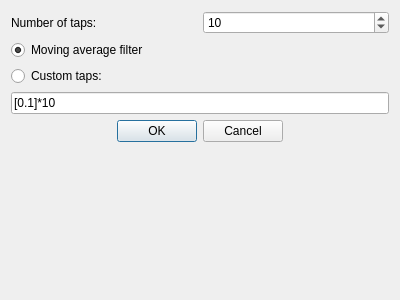
jopohl/urh, file ui/filter_dialog.ui: the form before one commit.
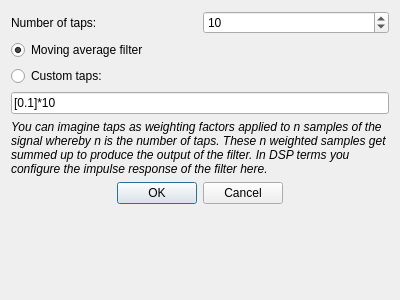
The form after the commit.

Commit message: add explanation for filter

Patch:
```diff
--- a/ui/filter_dialog.ui
+++ b/ui/filter_dialog.ui
@@ -41,7 +41,7 @@
      </property>
     </widget>
    </item>
-   <item row="5" column="0">
+   <item row="7" column="0">
     <spacer name="verticalSpacer">
      <property name="orientation">
       <enum>Qt::Vertical</enum>
@@ -74,7 +74,7 @@
      </property>
     </widget>
    </item>
-   <item row="4" column="0" colspan="2">
+   <item row="6" column="0" colspan="2">
     <widget class="QDialogButtonBox" name="buttonBox">
      <property name="orientation">
       <enum>Qt::Horizontal</enum>
@@ -87,6 +87,21 @@
      </property>
     </widget>
    </item>
+   <item row="5" column="0" colspan="2">
+    <widget class="QLabel" name="label_2">
+     <property name="font">
+      <font>
+       <italic>true</italic>
+      </font>
+     </property>
+     <property name="text">
+      <string>You can imagine taps as weighting factors applied to n samples of the signal whereby n is the number of taps. These n weighted samples get summed up to produce the output of the filter. In DSP terms you configure the impulse response of the filter here.</string>
+     </property>
+     <property name="wordWrap">
+      <bool>true</bool>
+     </property>
+    </widget>
+   </item>
   </layout>
  </widget>
  <resources/>
```
Left out of the diff: 2 changed lines with no effect on the pictures.
